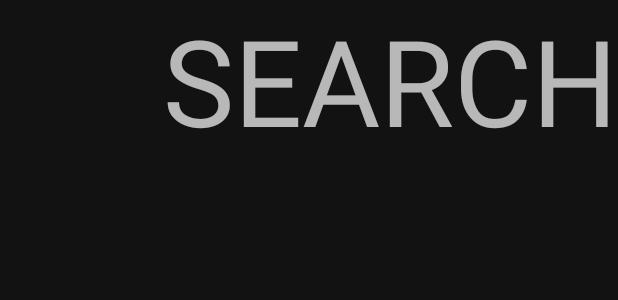
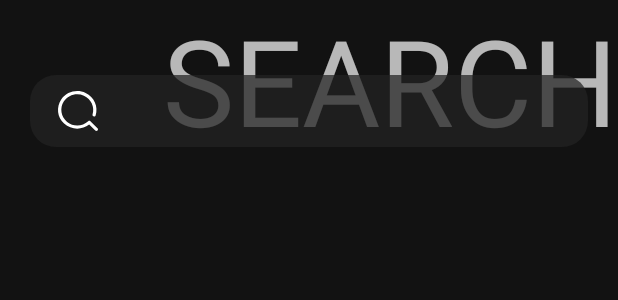
Before and after one commit to ryuu-blue/Ryu, an Android app: the layout fragment_search.xml on its own in the app's theme, with its tools: preview values and no code run, on a phone screen of 412 x 824 dp. Shown: the top 300 px of the screen. Run offline under Robolectric (Android 15) with nearby library versions, the phone set to English and light mode, and no system bars; network calls fail.

Commit message:
Regular update - SearchPost.kt added to the list to parse data - Search View added and customised - Search fetch api added

```diff
--- a/app/src/main/java/com/joellui/ryu/MainFragment.kt
+++ b/app/src/main/java/com/joellui/ryu/MainFragment.kt
@@ -58,13 +58,12 @@ class MainFragment : Fragment(), BannerAdapter.OnClickListener {
                     }
                 }
                 stage.adapter = banner
-
             }
         })
 
 
-        if (bannerlist.size < 3) {
-            viewModel.getRandomAnime(3)
+        if (bannerlist.size < 5) {
+            viewModel.getRandomAnime(5)
         }
 
         val banner = BannerAdapter(bannerlist,this)
--- a/app/src/main/res/drawable/ic_search.xml
+++ b/app/src/main/res/drawable/ic_search.xml
@@ -6,7 +6,7 @@
   <path
       android:pathData="M21.7555,20.6065L18.3182,17.2458L18.3182,17.2458L18.2376,17.1233C18.0878,16.9742 17.883,16.8902 17.6692,16.8902C17.4554,16.8902 17.2505,16.9742 17.1007,17.1233L17.1007,17.1233C14.1795,19.8033 9.6781,19.949 6.582,17.4637C3.4859,14.9784 2.7557,10.6334 4.8757,7.3102C6.9957,3.987 11.3081,2.7168 14.9528,4.3421C18.5976,5.9674 20.4438,9.9838 19.267,13.7276C19.1823,13.9981 19.2515,14.2922 19.4487,14.4992C19.6459,14.7062 19.9411,14.7946 20.223,14.7311C20.505,14.6676 20.7309,14.4619 20.8156,14.1914L20.8156,14.1914C22.2224,9.7486 20.0977,4.9676 15.8161,2.9411C11.5345,0.9146 6.3808,2.2508 3.6891,6.0854C0.9973,9.92 1.5752,15.1021 5.0489,18.2795C8.5227,21.4569 13.8498,21.6759 17.5841,18.7949L20.6277,21.7705C20.942,22.0765 21.4502,22.0765 21.7645,21.7705C22.0785,21.4602 22.0785,20.9606 21.7645,20.6503L21.7645,20.6503L21.7555,20.6065Z"
       android:strokeWidth="1"
-      android:fillColor="#000000"
+      android:fillColor="#FFFFFF"
       android:fillType="nonZero"
       android:strokeColor="#00000000"/>
 </vector>
--- a/app/src/main/res/layout/fragment_search.xml
+++ b/app/src/main/res/layout/fragment_search.xml
@@ -15,6 +15,21 @@
         app:layout_constraintEnd_toEndOf="parent"
         app:layout_constraintTop_toTopOf="parent" />
 
+    <SearchView
+        android:queryBackground="@android:color/transparent"
+        android:iconifiedByDefault="false"
+        android:searchIcon="@drawable/ic_search"
+        android:background="@drawable/bottom_navigation_background"
+        android:layout_marginTop="50dp"
+        android:layout_marginRight="20dp"
+        android:layout_marginLeft="20dp"
+        android:layout_width="match_parent"
+        android:layout_height="wrap_content"
+        app:layout_constraintEnd_toEndOf="parent"
+        app:layout_constraintTop_toTopOf="parent"
+        app:layout_constraintStart_toStartOf="parent"/>
+
+
     <androidx.recyclerview.widget.RecyclerView
         android:id="@+id/stage_rv"
         android:layout_width="match_parent"
```
Also changed, not shown: app/src/main/java/com/joellui/ryu/MainViewModel.kt (+15 -0 lines), app/src/main/java/com/joellui/ryu/api/Aniapi.kt (+8 -0 lines), app/src/main/java/com/joellui/ryu/model/SearchPost.kt (added, +14 -0 lines), app/src/main/java/com/joellui/ryu/repositry/Repository.kt (+9 -4 lines).
